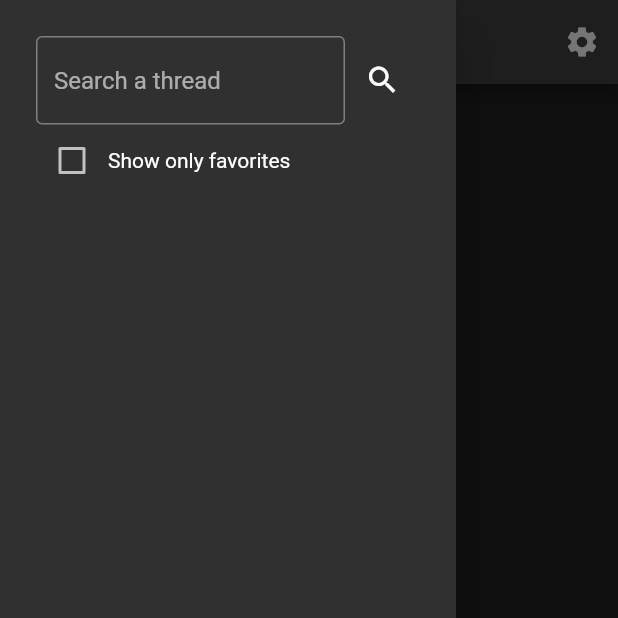
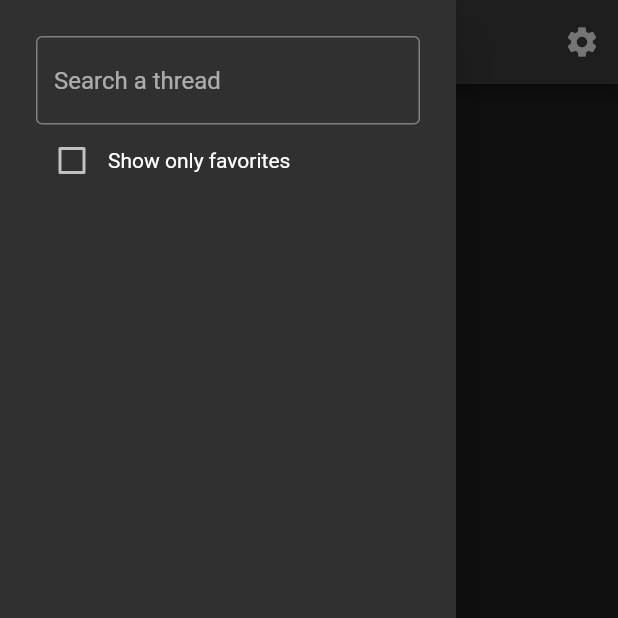
Before and after one commit to Frooge/thread_app, a Flutter app: the screen it shows once a user with an empty profile is signed in, with the side drawer open, on a phone screen of 412 x 824 dp, the top half of it. Run offline on Flutter 3.47's test engine with Material 2 defaults, Android fonts, the phone set to English and light mode, and no system bars; our stand-ins replace cloud_firestore, firebase_auth, firebase_core; accounts and stored records are empty.

Commit message:
done filter and search

```diff
--- a/lib/providers/current_thread.dart
+++ b/lib/providers/current_thread.dart
@@ -1,6 +1,4 @@
 import 'package:flutter/material.dart';
-
-import '../services/thread_services.dart';
 
 class CurrentThread extends ChangeNotifier{
   String _thread = 'uDUcHoM3WS0zYxPiLKOh'; // default is the general.0000 thread
@@ -9,7 +7,7 @@ class CurrentThread extends ChangeNotifier{
   String get thread => _thread;
   String get name => _name;
 
-  void switchThread(String id, String threadName) async {
+  void switchThread(String id, String threadName) {
     _thread = id;
     _name = threadName;
     notifyListeners();
--- /dev/null
+++ b/lib/providers/filter_thread.dart
@@ -0,0 +1,12 @@
+import 'package:flutter/material.dart';
+
+class FilterThread extends ChangeNotifier{
+  bool _filterFav = false;
+
+  bool get filterFav => _filterFav;
+
+  void changeFilterFav(bool value) {
+    _filterFav = value;
+    notifyListeners();
+  }
+}
--- /dev/null
+++ b/lib/providers/search_query.dart
@@ -0,0 +1,12 @@
+import 'package:flutter/material.dart';
+
+class SearchQuery extends ChangeNotifier{
+  String _query = '';
+
+  String get query => _query;
+
+  void changeQuery(String query) {
+    _query = query;
+    notifyListeners();
+  }
+}
--- a/lib/screens/home_screen.dart
+++ b/lib/screens/home_screen.dart
@@ -3,6 +3,8 @@ import 'package:provider/provider.dart';
 import 'package:thread_app/models/message_model.dart';
 import 'package:thread_app/models/thread_model.dart';
 import 'package:thread_app/providers/current_thread.dart';
+import 'package:thread_app/providers/filter_thread.dart';
+import 'package:thread_app/providers/search_query.dart';
 import 'package:thread_app/services/thread_services.dart';
 import 'package:thread_app/services/user_services.dart';
 import 'package:thread_app/widgets/base_app_bar.dart';
@@ -23,24 +25,27 @@ const HomeScreen({ Key? key }) : super(key: key);
     return MultiProvider(
       providers: [
         ChangeNotifierProvider<CurrentThread>(create: (_) => CurrentThread()),
+        ChangeNotifierProvider<SearchQuery>(create: (_) => SearchQuery()),
+        ChangeNotifierProvider<FilterThread>(create: (_) => FilterThread()),
         StreamProvider<UserModel>.value(
           value: UserServices().getCurrentUser(Auth().currentUser!.uid),
           initialData: UserModel.empty(),
         ),
-        StreamProvider<List<ThreadModel>>.value(
-          value: ThreadServices().getThreadList(),
-          initialData: const [],
-        ),
-
       ],
       child: Builder(
         builder: (BuildContext context) {
           CurrentThread currentThread = context.watch<CurrentThread>();
+          SearchQuery searchQuery = context.watch<SearchQuery>();
+
 
           return MultiProvider(
             providers: [
               StreamProvider<List<ThreadMessageModel>>.value(
                 value: ThreadServices().getThreadMessages(currentThread.thread),
+                initialData: const [],
+              ),
+              StreamProvider<List<ThreadModel>>.value(
+                value: ThreadServices().getThreadList(query: searchQuery.query),
                 initialData: const [],
               ),
             ],
@@ -51,6 +56,11 @@ const HomeScreen({ Key? key }) : super(key: key);
                   title: Text(currentThread.name),
                 ),
                 drawer: const ThreadDrawer(),
+                onDrawerChanged: (isOpened) {
+                  if(isOpened) {
+                    searchQuery.changeQuery('');
+                  }
+                },
                 body: Padding(
                   padding: Constants.px_3,
                   child: Column(
--- a/lib/widgets/search_box.dart
+++ b/lib/widgets/search_box.dart
@@ -1,64 +1,68 @@
 import 'package:flutter/material.dart';
+import 'package:flutter/services.dart';
+import 'package:provider/provider.dart';
 
+import '../providers/filter_thread.dart';
+import '../providers/search_query.dart';
 import '../utils/constants.dart';
 
-class SearchBox extends StatelessWidget {
+class SearchBox extends StatefulWidget {
   const SearchBox({
     Key? key,
   }) : super(key: key);
 
   @override
+  State<SearchBox> createState() => _SearchBoxState();
+}
+
+class _SearchBoxState extends State<SearchBox> {
+  final TextEditingController _controllerQuery = TextEditingController();
+
+
+  @override
   Widget build(BuildContext context) {
-    return Column(
-      mainAxisSize: MainAxisSize.max,
-      mainAxisAlignment: MainAxisAlignment.start,
-      crossAxisAlignment: CrossAxisAlignment.center,
-      children: [
-        Row(
+    return Builder(
+      builder: (context) {
+        SearchQuery searchQuery = context.watch<SearchQuery>();
+        FilterThread filterThread = context.watch<FilterThread>();
+
+
+        return Column(
           mainAxisSize: MainAxisSize.max,
-          mainAxisAlignment: MainAxisAlignment.center,
+          mainAxisAlignment: MainAxisAlignment.start,
           crossAxisAlignment: CrossAxisAlignment.center,
           children: [
-            searchBar(),
-            searchSubmit()
+            searchBar(searchQuery),
+            filter(filterThread),
           ],
-        ),
-        filter(),
-      ],
+        );
+      }
     );
   }
 
-  Expanded searchBar() {
-    return Expanded(
-      child: TextField(
-        decoration: InputDecoration(
+  Widget searchBar(SearchQuery searchQuery) {
+    return TextField(
+        inputFormatters: [
+          FilteringTextInputFormatter.allow(RegExp("[.0-9a-zA-Z]")),
+        ],
+        decoration: const InputDecoration(
           border: OutlineInputBorder(),
           hintText: 'Search a thread',
         ),
-      ),
+        onChanged: (value) {
+          searchQuery.changeQuery(value);
+        },
+        controller: _controllerQuery,
     );
   }
 
-  SizedBox searchSubmit() {
-    return SizedBox(
-      width: 50,
-      height: 50,
-      child: IconButton(
-        onPressed: () {
-
-        },
-        icon: const Icon(Icons.search)
-      ),
-    );
-  }
-
-  Row filter() {
+  Row filter(FilterThread filterThread) {
     return Row(
       children: [
         Checkbox(
-          value: false,
+          value: filterThread.filterFav,
           onChanged: (value) {
-
+            filterThread.changeFilterFav(value!);
           }
         ),
         const Text('Show only favorites')
--- a/lib/widgets/thread_drawer.dart
+++ b/lib/widgets/thread_drawer.dart
@@ -6,7 +6,7 @@ import 'search_box.dart';
 import 'thread_list.dart';
 
 class ThreadDrawer extends StatelessWidget {
-const ThreadDrawer({ Key? key }) : super(key: key);
+  const ThreadDrawer({ Key? key }) : super(key: key);
 
   @override
   Widget build(BuildContext context){
--- a/lib/widgets/thread_list.dart
+++ b/lib/widgets/thread_list.dart
@@ -3,8 +3,10 @@ import 'package:provider/provider.dart';
 import 'package:thread_app/models/thread_model.dart';
 import 'package:thread_app/providers/current_thread.dart';
 import 'package:thread_app/services/thread_services.dart';
+import 'package:thread_app/utils/sort_filter.dart';
 
 import '../models/user_model.dart';
+import '../providers/filter_thread.dart';
 import '../utils/constants.dart';
 
 class ThreadList extends StatelessWidget {
@@ -17,6 +19,15 @@ class ThreadList extends StatelessWidget {
     return Builder(
       builder: (context) {
         List<ThreadModel> threads = context.watch<List<ThreadModel>>();
+        UserModel user = context.watch<UserModel>();
+        FilterThread filterThread = context.watch<FilterThread>();
+
+        var sf = SortFilter();
+        sf.sortDescFavorites(threads);
+
+        if(filterThread.filterFav) {
+          threads = sf.filterFavorites(threads, user.favoriteList);
+        }
 
         return Expanded(
           child: Scrollbar(
```
Also changed, not shown: lib/services/thread_services.dart (+5 -3 lines), lib/utils/sort_filter.dart (added, +13 -0 lines).
